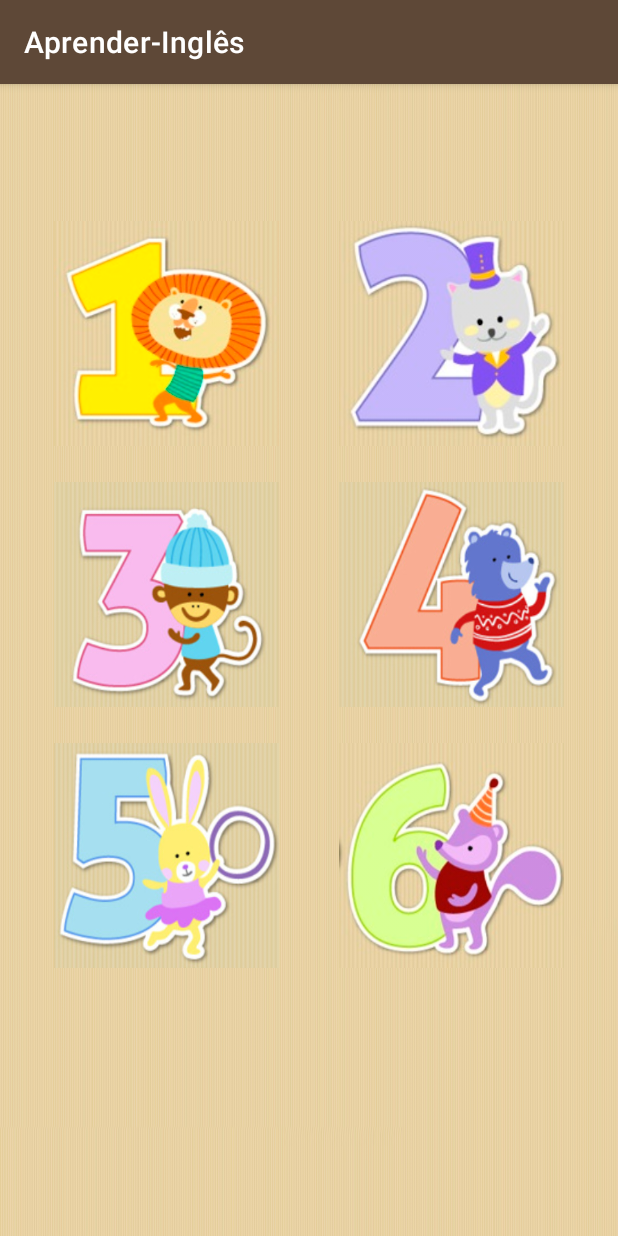
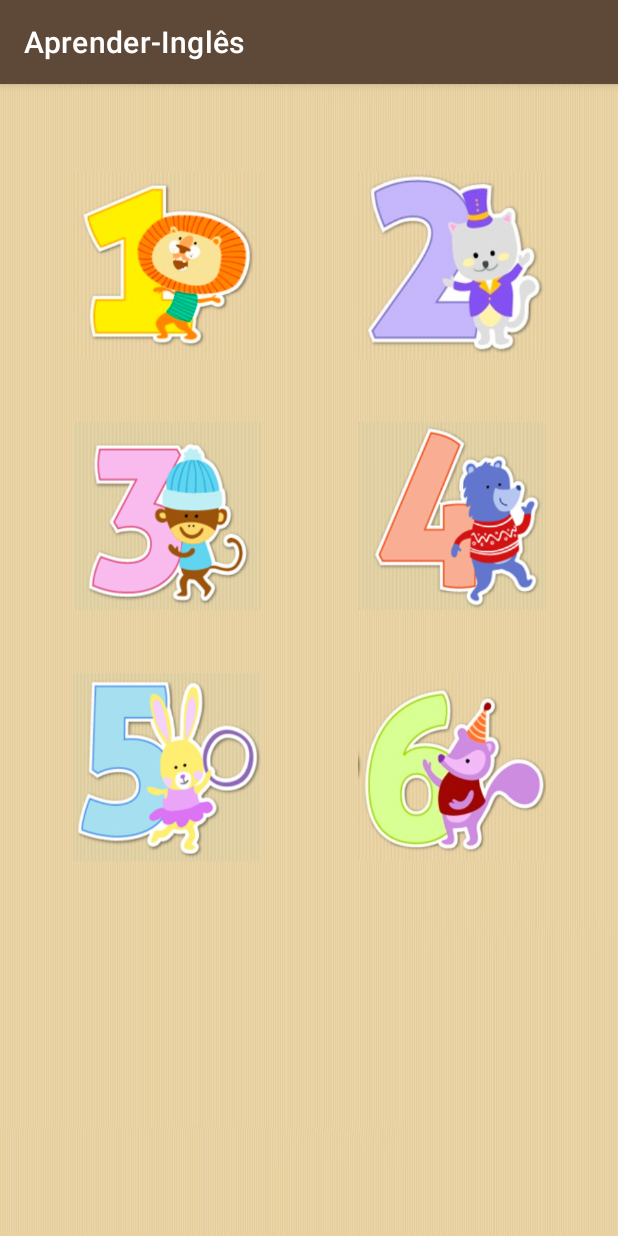
Before and after one commit to OL-sergio/Aprender-Ingles, an Android app: the fragment NumbersFragment shown on its own in the app's theme, on a phone screen of 412 x 824 dp. Run offline under Robolectric (Android 15) with nearby library versions, the phone set to English and light mode, and no system bars.

Commit message:
complete app;

```diff
--- a/app/src/main/java/udemy/java/aprender_ingls/fragments/NumbersFragment.java
+++ b/app/src/main/java/udemy/java/aprender_ingls/fragments/NumbersFragment.java
@@ -1,5 +1,6 @@
 package udemy.java.aprender_ingls.fragments;
 
+import android.media.MediaPlayer;
 import android.os.Bundle;
 
 import androidx.fragment.app.Fragment;
@@ -7,13 +8,14 @@ import androidx.fragment.app.Fragment;
 import android.view.LayoutInflater;
 import android.view.View;
 import android.view.ViewGroup;
+import android.widget.ImageView;
 
 import udemy.java.aprender_ingls.R;
 
 
-public class NumbersFragment extends Fragment {
+public class NumbersFragment extends Fragment implements View.OnClickListener {
 
-
+    private MediaPlayer mediaPlayer;
 
     public NumbersFragment() {
         // Required empty public constructor
@@ -28,6 +30,71 @@ public class NumbersFragment extends Fragment {
     public View onCreateView(LayoutInflater inflater, ViewGroup container,
                              Bundle savedInstanceState) {
         // Inflate the layout for this fragment
-        return inflater.inflate(R.layout.fragment_numbers, container, false);
+        View view = inflater.inflate(R.layout.fragment_numbers, container, false);
+
+        ImageView imageViewUm = view.findViewById(R.id.imageView_numberUm);
+        ImageView imageViewDois = view.findViewById(R.id.imageView_numberDois);
+        ImageView imageViewTres = view.findViewById(R.id.imageView_numberTres);
+        ImageView imageViewQuatro = view.findViewById(R.id.imageView_numberQuartro);
+        ImageView imageViewCinco = view.findViewById(R.id.imageView_numberCinco);
+        ImageView imageViewSeis = view.findViewById(R.id.imageView_numberSeis);
+
+        imageViewUm.setOnClickListener(this);
+        imageViewDois.setOnClickListener(this);
+        imageViewTres.setOnClickListener(this);
+        imageViewQuatro.setOnClickListener(this);
+        imageViewCinco.setOnClickListener(this);
+        imageViewSeis.setOnClickListener(this);
+
+        return view;
+    }
+
+    @Override
+    public void onClick(View view) {
+        switch (view.getId()) {
+            case R.id.imageView_numberUm:
+                mediaPlayer = MediaPlayer.create(getContext(), R.raw.one);
+                tocarSonsNumeros();
+                break;
+
+            case R.id.imageView_numberDois:
+                mediaPlayer = MediaPlayer.create(getContext(), R.raw.two);
+                tocarSonsNumeros();
+                break;
+
+            case R.id.imageView_numberTres:
+                mediaPlayer = MediaPlayer.create(getContext(), R.raw.three);
+                tocarSonsNumeros();
+                break;
+
+            case R.id.imageView_numberQuartro:
+                mediaPlayer = MediaPlayer.create(getContext(), R.raw.four);
+                tocarSonsNumeros();
+                break;
+
+            case R.id.imageView_numberCinco:
+                mediaPlayer = MediaPlayer.create(getContext(), R.raw.five);
+                tocarSonsNumeros();
+                break;
+
+            case R.id.imageView_numberSeis:
+                mediaPlayer = MediaPlayer.create(getContext(), R.raw.six);
+                tocarSonsNumeros();
+                break;
+
+        }
+    }
+
+    private void tocarSonsNumeros() {
+        if (mediaPlayer != null){
+         mediaPlayer.start();
+
+         mediaPlayer.setOnCompletionListener(new MediaPlayer.OnCompletionListener() {
+             @Override
+             public void onCompletion(MediaPlayer mp) {
+                 mp.release();
+             }
+         });
+        }
     }
 }
--- a/app/src/main/res/layout/fragment_numbers.xml
+++ b/app/src/main/res/layout/fragment_numbers.xml
@@ -9,64 +9,70 @@
     tools:context=".fragments.NumbersFragment">
 
     <ImageView
-        android:id="@+id/imageView_numberOne"
-        android:layout_width="150dp"
-        android:layout_height="150dp"
-        android:layout_marginTop="75dp"
+        android:id="@+id/imageView_numberUm"
+        android:layout_width="125dp"
+        android:layout_height="125dp"
+        android:layout_marginTop="42dp"
         android:background="@drawable/um"
+        android:scaleType="centerCrop"
         app:layout_constraintEnd_toStartOf="@+id/guideline2"
         app:layout_constraintStart_toStartOf="parent"
         app:layout_constraintTop_toTopOf="parent" />
 
     <ImageView
-        android:id="@+id/imageView_numberTwo"
-        android:layout_width="150dp"
-        android:layout_height="150dp"
-        android:layout_marginTop="75dp"
+        android:id="@+id/imageView_numberDois"
+        android:layout_width="125dp"
+        android:layout_height="125dp"
+        android:layout_marginTop="42dp"
         android:background="@drawable/dois"
+        android:scaleType="centerCrop"
         app:layout_constraintEnd_toEndOf="parent"
         app:layout_constraintStart_toStartOf="@+id/guideline2"
         app:layout_constraintTop_toTopOf="parent" />
 
     <ImageView
-        android:id="@+id/imageView_numberThree"
-        android:layout_width="150dp"
-        android:layout_height="150dp"
-        android:layout_marginTop="24dp"
+        android:id="@+id/imageView_numberTres"
+        android:layout_width="125dp"
+        android:layout_height="125dp"
+        android:layout_marginTop="42dp"
         android:background="@drawable/tres"
+        android:scaleType="centerCrop"
         app:layout_constraintEnd_toStartOf="@+id/guideline2"
         app:layout_constraintStart_toStartOf="parent"
-        app:layout_constraintTop_toBottomOf="@+id/imageView_numberOne" />
+        app:layout_constraintTop_toBottomOf="@+id/imageView_numberUm" />
 
     <ImageView
-        android:id="@+id/imageView_numberFour"
-        android:layout_width="150dp"
-        android:layout_height="150dp"
-        android:layout_marginTop="24dp"
+        android:id="@+id/imageView_numberQuartro"
+        android:layout_width="125dp"
+        android:layout_height="125dp"
+        android:layout_marginTop="42dp"
         android:background="@drawable/quatro"
+        android:scaleType="centerCrop"
         app:layout_constraintEnd_toEndOf="parent"
         app:layout_constraintStart_toStartOf="@+id/guideline2"
-        app:layout_constraintTop_toBottomOf="@+id/imageView_numberTwo" />
+        app:layout_constraintTop_toBottomOf="@+id/imageView_numberDois" />
 
     <ImageView
-        android:id="@+id/imageView_numberFive"
-        android:layout_width="150dp"
-        android:layout_height="150dp"
-        android:layout_marginTop="24dp"
+        android:id="@+id/imageView_numberCinco"
+        android:layout_width="125dp"
+        android:layout_height="125dp"
+        android:layout_marginTop="42dp"
         android:background="@drawable/cinco"
+        android:scaleType="centerCrop"
         app:layout_constraintEnd_toStartOf="@+id/guideline2"
         app:layout_constraintStart_toStartOf="parent"
-        app:layout_constraintTop_toBottomOf="@+id/imageView_numberThree" />
+        app:layout_constraintTop_toBottomOf="@+id/imageView_numberTres" />
 
     <ImageView
-        android:id="@+id/imageView_numberSix"
-        android:layout_width="150dp"
-        android:layout_height="150dp"
-        android:layout_marginTop="24dp"
+        android:id="@+id/imageView_numberSeis"
+        android:layout_width="125dp"
+        android:layout_height="125dp"
+        android:layout_marginTop="42dp"
         android:background="@drawable/seis"
+        android:scaleType="centerCrop"
         app:layout_constraintEnd_toEndOf="parent"
         app:layout_constraintStart_toStartOf="@+id/guideline2"
-        app:layout_constraintTop_toBottomOf="@+id/imageView_numberFour" />
+        app:layout_constraintTop_toBottomOf="@+id/imageView_numberQuartro" />
 
     <androidx.constraintlayout.widget.Guideline
         android:id="@+id/guideline2"
```
Also changed, not shown: app/src/main/java/udemy/java/aprender_ingls/fragments/AnimalsFragment.java (+78 -3 lines), app/src/main/res/layout/fragment_animals.xml (+7 -7 lines).
